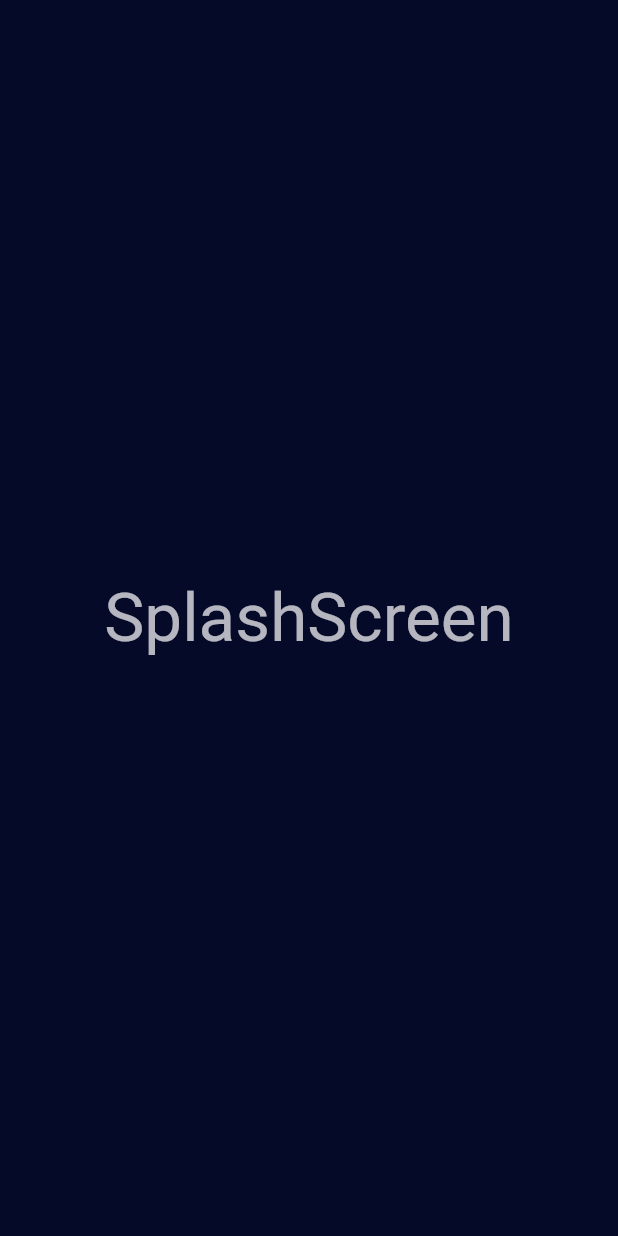
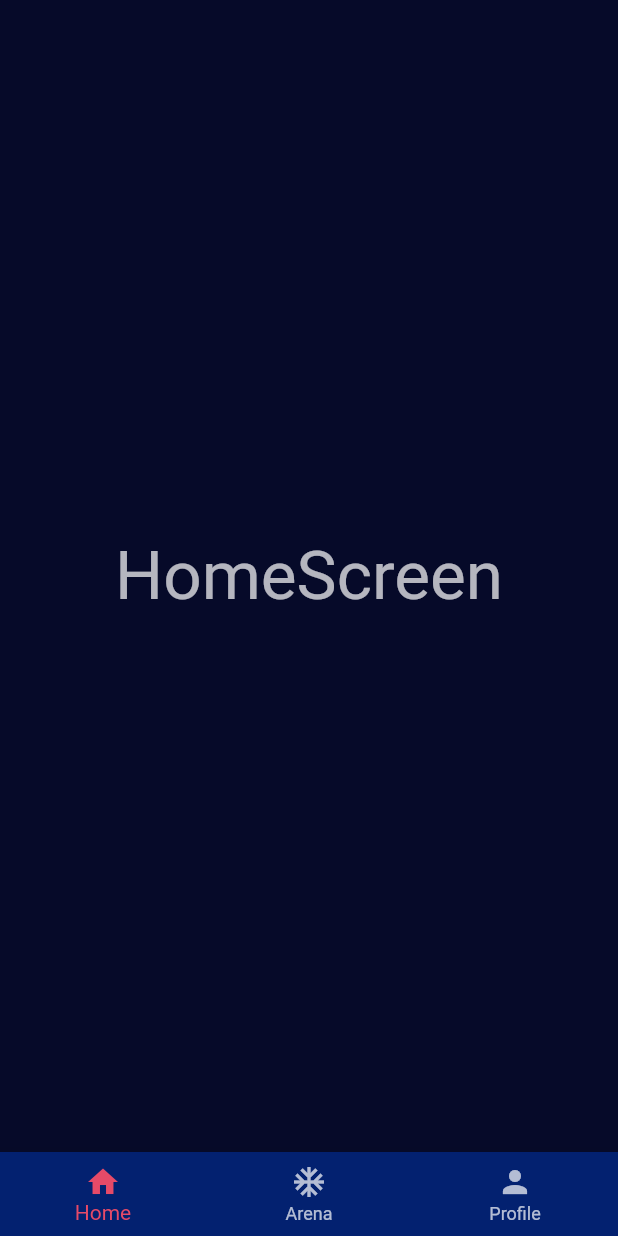
Before and after one commit to rithik-dev/esports-ec-cult, a Flutter app: the screen it shows after launch, on a phone screen of 412 x 824 dp. Run offline on Flutter 3.47's test engine with Material 2 defaults, Android fonts, the phone set to English and light mode, and no system bars.

Commit message:
➕ added basic layout

```diff
--- /dev/null
+++ b/lib/screens/bottom_nav_screen.dart
@@ -0,0 +1,53 @@
+import 'package:esports_ec/screens/arena_screen.dart';
+import 'package:esports_ec/screens/home_screen.dart';
+import 'package:esports_ec/screens/profile_screen.dart';
+import 'package:flutter/material.dart';
+
+class BottomNavScreen extends StatefulWidget {
+  static const id = 'BottomNavScreen';
+
+  const BottomNavScreen({
+    Key? key,
+  }) : super(key: key);
+
+  @override
+  _BottomNavScreenState createState() => _BottomNavScreenState();
+}
+
+class _BottomNavScreenState extends State<BottomNavScreen> {
+  int _selectedIndex = 0;
+
+  @override
+  Widget build(BuildContext context) {
+    return SafeArea(
+      child: Scaffold(
+        body: IndexedStack(
+          index: _selectedIndex,
+          children: const [
+            HomeScreen(),
+            ArenaScreen(),
+            ProfileScreen(),
+          ],
+        ),
+        bottomNavigationBar: BottomNavigationBar(
+          currentIndex: _selectedIndex,
+          onTap: (index) => setState(() => _selectedIndex = index),
+          items: const [
+            BottomNavigationBarItem(
+              icon: Icon(Icons.home),
+              label: 'Home',
+            ),
+            BottomNavigationBarItem(
+              icon: Icon(Icons.ac_unit),
+              label: 'Arena',
+            ),
+            BottomNavigationBarItem(
+              icon: Icon(Icons.person),
+              label: 'Profile',
+            ),
+          ],
+        ),
+      ),
+    );
+  }
+}
--- /dev/null
+++ b/lib/screens/home_screen.dart
@@ -0,0 +1,23 @@
+import 'package:flutter/material.dart';
+
+class HomeScreen extends StatelessWidget {
+  static const id = 'HomeScreen';
+
+  const HomeScreen({
+    Key? key,
+  }) : super(key: key);
+
+  @override
+  Widget build(BuildContext context) {
+    return SafeArea(
+      child: Scaffold(
+        body: Center(
+          child: Text(
+            'HomeScreen',
+            style: Theme.of(context).textTheme.headline3,
+          ),
+        ),
+      ),
+    );
+  }
+}
--- a/lib/utils/app_theme.dart
+++ b/lib/utils/app_theme.dart
@@ -58,6 +58,9 @@ class AppTheme {
   static final lightTheme = _baseTheme(Brightness.light);
   static final darkTheme = _baseTheme(Brightness.dark).copyWith(
     scaffoldBackgroundColor: const Color(0xFF060A29),
+    bottomNavigationBarTheme: const BottomNavigationBarThemeData(
+      backgroundColor: kSecondaryColor,
+    ),
     cardColor: kSecondaryColor,
   );
 }
--- a/lib/utils/route_generator.dart
+++ b/lib/utils/route_generator.dart
@@ -1,3 +1,4 @@
+import 'package:esports_ec/screens/bottom_nav_screen.dart';
 import 'package:esports_ec/screens/splash_screen.dart';
 import 'package:esports_ec/widgets/page_transition.dart';
 import 'package:flutter/material.dart';
@@ -8,6 +9,8 @@ class RouteGenerator {
     switch (settings.name) {
       case SplashScreen.id:
         return _route(const SplashScreen());
+      case BottomNavScreen.id:
+        return _route(const BottomNavScreen());
       default:
         return _errorRoute(settings.name);
     }
```
Also changed, not shown: lib/screens/arena_screen.dart (added, +23 -0 lines), lib/screens/profile_screen.dart (added, +23 -0 lines), lib/screens/splash_screen.dart (+13 -7 lines), lib/widgets/custom_loader.dart (added, +37 -0 lines).
